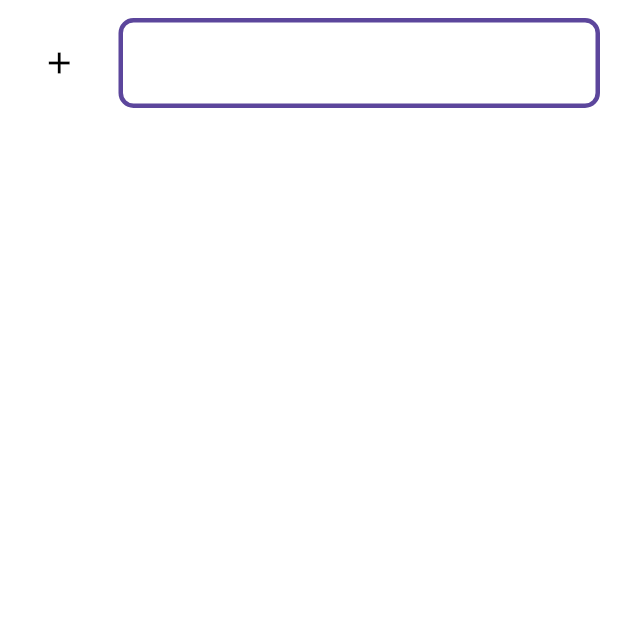
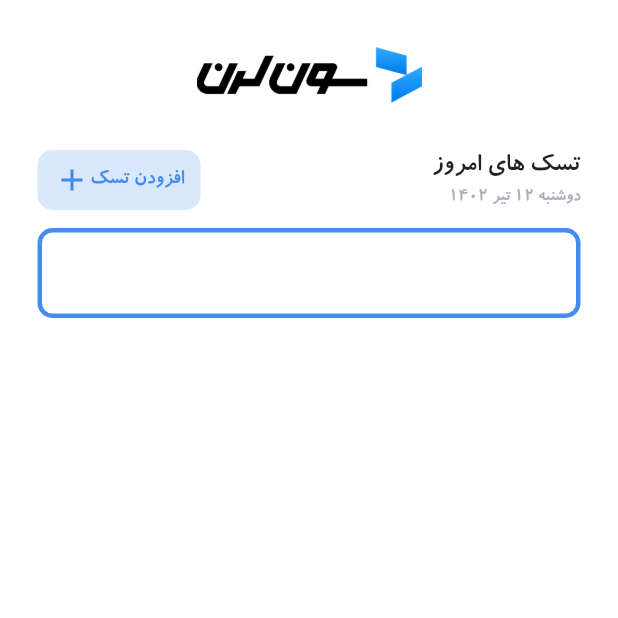
Before and after one commit to amirahmadadibi/7learn_todo, a Flutter app: the screen it shows after launch, on a phone screen of 412 x 824 dp, the top half of it. Run offline on Flutter 3.47's test engine with Material 2 defaults, Android fonts, the phone set to English and light mode, and no system bars; our stand-ins replace hive, hive_flutter; accounts and stored records are empty.

Commit message:
redesign note part 2

```diff
--- a/lib/main.dart
+++ b/lib/main.dart
@@ -26,18 +26,91 @@ class _MyAppState extends State<MyApp> {
   @override
   Widget build(BuildContext context) {
     return MaterialApp(
+        theme: ThemeData(fontFamily: 'koodak'),
         home: Directionality(
           textDirection: TextDirection.rtl,
+          child: SafeArea(
             child: Scaffold(
               backgroundColor: Color(0xffffffff),
-        body: SafeArea(
+              appBar: AppBar(
+                toolbarHeight: 250,
+                backgroundColor: Colors.white,
+                elevation: 0,
+                flexibleSpace: Container(
+                  height: 250,
                   child: Column(
                     children: [
-            Container(
-              margin: EdgeInsets.all(12),
+                      SizedBox(
+                        height: 30,
+                      ),
+                      SizedBox(
+                          width: 150,
+                          height: 40,
+                          child: Image.asset('assets/images/logo.png')),
+                      SizedBox(
+                        height: 30,
+                      ),
+                      Padding(
+                        padding: const EdgeInsets.symmetric(horizontal: 25),
                         child: Row(
                           children: [
-                  Expanded(
+                            Column(
+                              crossAxisAlignment: CrossAxisAlignment.start,
+                              children: [
+                                Text(
+                                  'تسک های امروز',
+                                  style: TextStyle(fontSize: 18),
+                                ),
+                                const SizedBox(
+                                  height: 6,
+                                ),
+                                Text(
+                                  'دوشنبه ۱۲ تیر ۱۴۰۲',
+                                  style: TextStyle(
+                                      fontSize: 12, color: Color(0xffAAB0BD)),
+                                )
+                              ],
+                            ),
+                            const Spacer(),
+                            GestureDetector(
+                              onTap: () {
+                                Note note =
+                                    Note(note: controller.text, isDone: false);
+                                noteBox.add(note);
+
+                                setState(() {
+                                  controller.text = '';
+                                });
+                              },
+                              child: Container(
+                                height: 40,
+                                padding: EdgeInsets.symmetric(horizontal: 11),
+                                decoration: BoxDecoration(
+                                    borderRadius: BorderRadius.circular(10),
+                                    color: Color(0xff33428DED)),
+                                child: Row(
+                                    mainAxisAlignment:
+                                        MainAxisAlignment.spaceBetween,
+                                    children: [
+                                      Text(
+                                        'افزودن تسک',
+                                        style:
+                                            TextStyle(color: Color(0xff428DED)),
+                                      ),
+                                      Icon(
+                                        Icons.add,
+                                        color: Color(0xff428DED),
+                                      ),
+                                    ]),
+                              ),
+                            )
+                          ],
+                        ),
+                      ),
+                      Container(
+                        margin:
+                            EdgeInsets.symmetric(vertical: 12, horizontal: 25),
+                        child: Expanded(
                           child: TextField(
                             controller: controller,
                             style: TextStyle(
@@ -47,45 +120,25 @@ class _MyAppState extends State<MyApp> {
                             decoration: InputDecoration(
                               enabledBorder: OutlineInputBorder(
                                 borderRadius: BorderRadius.circular(10),
-                          borderSide:
-                              BorderSide(width: 3, color: Color(0xff5C469C)),
+                                borderSide: BorderSide(
+                                    width: 3, color: Color(0xff428DED)),
                               ),
                               focusedBorder: OutlineInputBorder(
                                 borderRadius: BorderRadius.circular(10),
-                          borderSide:
-                              BorderSide(width: 3, color: Color(0xfffD4ADFC)),
+                                borderSide: BorderSide(
+                                    width: 3, color: Color(0xff428DED)),
                               ),
                             ),
-                    ),
-                  ),
-                  SizedBox(
-                    width: 12,
-                  ),
-                  GestureDetector(
-                    onTap: () {
-                      Note note = Note(note: controller.text, isDone: false);
-                      noteBox.add(note);
-
-                      setState(() {
-                        controller.text = '';
-                      });
-                    },
-                    child: Container(
-                      height: 55,
-                      width: 55,
-                      decoration: BoxDecoration(
-                        borderRadius: BorderRadius.circular(12),
-                        color: Colors.white,
-                      ),
-                      child: Icon(
-                        Icons.add,
-                        color: Colors.black,
                           ),
                         ),
                       )
                     ],
                   ),
                 ),
+              ),
+              body: SafeArea(
+                  child: Column(
+                children: [
                   Expanded(
                       child: ValueListenableBuilder(
                     valueListenable: noteBox.listenable(),
@@ -97,12 +150,19 @@ class _MyAppState extends State<MyApp> {
                             onDoubleTap: () {
                               noteBox.values.toList()[index].delete();
                             },
+                            onTap: () {
+                              noteBox.values.toList()[index].isDone =
+                                  !noteBox.values.toList()[index].isDone;
+                              noteBox.values.toList()[index].save();
+                            },
                             child: Container(
                               height: 58,
                               margin: const EdgeInsets.only(
                                   bottom: 10, left: 25, right: 25),
                               decoration: BoxDecoration(
-                            color: Color(0xffF5F5F5),
+                                  color: (noteBox.values.toList()[index].isDone)
+                                      ? Color(0xff1a007BEC)
+                                      : Color(0xffF5F5F5),
                                   borderRadius: BorderRadius.circular(10)),
                               child: Row(
                                 children: [
@@ -111,7 +171,8 @@ class _MyAppState extends State<MyApp> {
                                   ),
                                   Column(
                                     mainAxisAlignment: MainAxisAlignment.center,
-                              crossAxisAlignment: CrossAxisAlignment.start,
+                                    crossAxisAlignment:
+                                        CrossAxisAlignment.start,
                                     children: [
                                       Text(
                                         noteBox.values.toList()[index].note,
@@ -133,19 +194,11 @@ class _MyAppState extends State<MyApp> {
                                     ],
                                   ),
                                   Spacer(),
-                            CustomChaeckBox(
-                                index, noteBox.values.toList()[index].isDone),
+                                  CustomChaeckBox(index,
+                                      noteBox.values.toList()[index].isDone),
                                   SizedBox(
                                     width: 12,
                                   )
-                            // Checkbox(
-                            //     checkColor: Colors.white,
-                            //     activeColor: Colors.blue,
-                            //     side: BorderSide(color: Colors.white),
-                            //     shape: RoundedRectangleBorder(
-                            //         borderRadius: BorderRadius.circular(4)),
-                            //     value: noteBox.values.toList()[index].isDone,
-                            //     onChanged: (check) {}),
                                 ],
                               ),
                             ),
@@ -156,6 +209,7 @@ class _MyAppState extends State<MyApp> {
                   ))
                 ],
               )),
+            ),
           ),
         )
 
@@ -193,13 +247,10 @@ class _CustomChaeckBoxState extends State<CustomChaeckBox> {
         setState(() {
           widget.isCheched = !widget.isCheched;
         });
-
-        noteBox.values.toList()[widget.index].isDone = widget.isCheched;
-        noteBox.values.toList()[widget.index].save();
       },
       child: Container(
-        width: 24,
-        height: 24,
+        width: 20,
+        height: 20,
         decoration: BoxDecoration(
             color: (widget.isCheched) ? Colors.blue : Colors.white,
             borderRadius: BorderRadius.circular(4)),
@@ -207,6 +258,7 @@ class _CustomChaeckBoxState extends State<CustomChaeckBox> {
             ? Icon(
                 Icons.check,
                 color: Colors.white,
+                size: 20,
               )
             : null,
       ),
--- a/pubspec.yaml
+++ b/pubspec.yaml
@@ -62,9 +62,9 @@ flutter:
   uses-material-design: true
 
   # To add assets to your application, add an assets section, like this:
-  # assets:
-  #   - images/a_dot_burr.jpeg
-  #   - images/a_dot_ham.jpeg
+  assets:
+    - assets/images/
+
 
   # An image asset can refer to one or more resolution-specific "variants", see
   # https://flutter.dev/assets-and-images/#resolution-aware
```
Also changed, not shown: assets/images/logo.png (added). Lines whose indentation alone changed are shown as unchanged.
